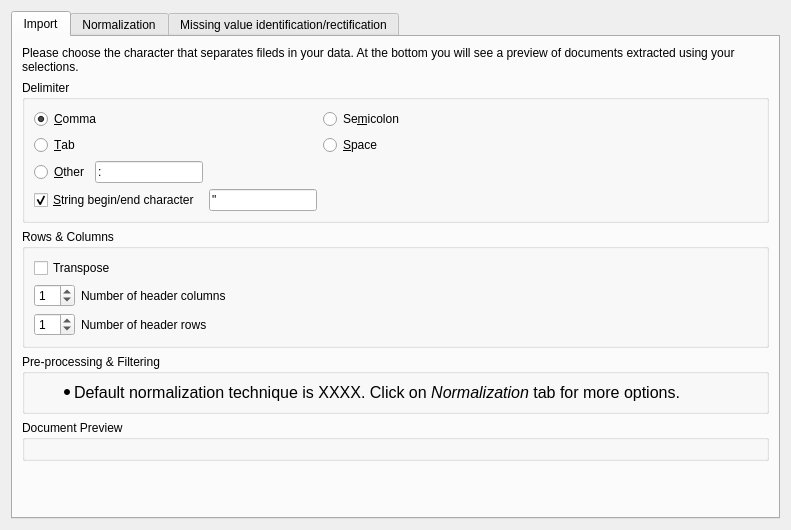
First picture: the form in Application/Resources/UI/voDelimitedTextImportWidget.ui, repository Kitware/Visomics, before the edit.
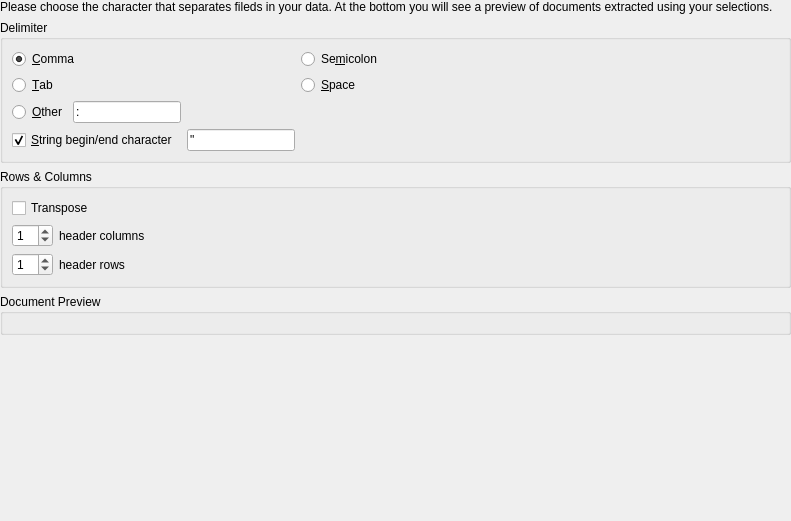
Second picture: the form after the edit. Custom widgets are drawn as their Qt base class.

Commit message:
Remove preprocessing groupbox and tabWidget from voDelimitedTextImportWidget
The voDelimitedTextImportWidget is now a standalone widget that
could be generically used.

Add "insertWidget()"  method that could, associated with InsertWidgetLocation enum,
allow to customize the widget.

```diff
--- a/Application/Resources/UI/voDelimitedTextImportWidget.ui
+++ b/Application/Resources/UI/voDelimitedTextImportWidget.ui
@@ -7,23 +7,16 @@
     <x>0</x>
     <y>0</y>
     <width>791</width>
-    <height>530</height>
+    <height>521</height>
    </rect>
   </property>
   <property name="windowTitle">
    <string>Form</string>
   </property>
-  <layout class="QVBoxLayout" name="verticalLayout_3">
-   <item>
-    <widget class="QTabWidget" name="ImportStepTabWidget">
-     <property name="currentIndex">
+  <layout class="QVBoxLayout" name="MainVerticalLayout">
+   <property name="margin">
       <number>0</number>
      </property>
-     <widget class="QWidget" name="ImportTab">
-      <attribute name="title">
-       <string>Import</string>
-      </attribute>
-      <layout class="QVBoxLayout" name="verticalLayout_2">
        <item>
         <widget class="QLabel" name="label">
          <property name="text">
@@ -35,7 +28,7 @@
         </widget>
        </item>
        <item>
-        <widget class="QGroupBox" name="groupBox">
+    <widget class="QGroupBox" name="DelimiterGroupBox">
          <property name="title">
           <string>Delimiter</string>
          </property>
@@ -115,7 +108,7 @@
         </widget>
        </item>
        <item>
-        <widget class="QGroupBox" name="groupBox_3">
+    <widget class="QGroupBox" name="RowsColumnsGroupBox">
          <property name="title">
           <string>Rows &amp;&amp; Columns</string>
          </property>
@@ -140,7 +133,7 @@
           <item row="1" column="1">
            <widget class="QLabel" name="NumberHeaderColumnsLabel">
             <property name="text">
-             <string>Number of header columns</string>
+         <string>header columns</string>
             </property>
            </widget>
           </item>
@@ -154,7 +147,7 @@
           <item row="2" column="1">
            <widget class="QLabel" name="NumberHeaderRowsLabel">
             <property name="text">
-             <string>Number of header rows</string>
+         <string>header rows</string>
             </property>
            </widget>
           </item>
@@ -162,27 +155,7 @@
         </widget>
        </item>
        <item>
-        <widget class="QGroupBox" name="groupBox_4">
-         <property name="title">
-          <string>Pre-processing &amp;&amp; Filtering</string>
-         </property>
-         <layout class="QVBoxLayout" name="verticalLayout_4">
-          <item>
-           <widget class="QLabel" name="label_2">
-            <property name="text">
-             <string>&lt;!DOCTYPE HTML PUBLIC &quot;-//W3C//DTD HTML 4.0//EN&quot; &quot;http://www.w3.org/TR/REC-html40/strict.dtd&quot;&gt;
-&lt;html&gt;&lt;head&gt;&lt;meta name=&quot;qrichtext&quot; content=&quot;1&quot; /&gt;&lt;style type=&quot;text/css&quot;&gt;
-p, li { white-space: pre-wrap; }
-&lt;/style&gt;&lt;/head&gt;&lt;body style=&quot; font-family:'Sans Serif'; font-size:12pt; font-weight:400; font-style:normal;&quot;&gt;
-&lt;ul style=&quot;margin-top: 0px; margin-bottom: 0px; margin-left: 0px; margin-right: 0px; -qt-list-indent: 1;&quot;&gt;&lt;li style=&quot; margin-top:12px; margin-bottom:0px; margin-left:0px; margin-right:0px; -qt-block-indent:0; text-indent:0px;&quot;&gt;Default normalization technique is XXXX. Click on &lt;span style=&quot; font-style:italic;&quot;&gt;Normalization&lt;/span&gt; tab for more options.&lt;/li&gt;&lt;/ul&gt;&lt;/body&gt;&lt;/html&gt;</string>
-            </property>
-           </widget>
-          </item>
-         </layout>
-        </widget>
-       </item>
-       <item>
-        <widget class="QGroupBox" name="groupBox_2">
+    <widget class="QGroupBox" name="DocumentPreviewGroupBox">
          <property name="title">
           <string>Document Preview</string>
          </property>
@@ -201,27 +174,13 @@
          <property name="sizeHint" stdset="0">
           <size>
            <width>20</width>
-           <height>40</height>
+       <height>71</height>
           </size>
          </property>
         </spacer>
        </item>
       </layout>
      </widget>
-     <widget class="QWidget" name="NormalizationTab">
-      <attribute name="title">
-       <string>Normalization</string>
-      </attribute>
-     </widget>
-     <widget class="QWidget" name="MissingValueIdentificationRectificationTab">
-      <attribute name="title">
-       <string>Missing value identification/rectification</string>
-      </attribute>
-     </widget>
-    </widget>
-   </item>
-  </layout>
- </widget>
  <customwidgets>
   <customwidget>
    <class>voDelimitedTextPreview</class>
```
Left out of the diff: 67 changed lines with no effect on the pictures. Lines whose indentation alone changed are shown as unchanged. The commit also changes 2 other files.
